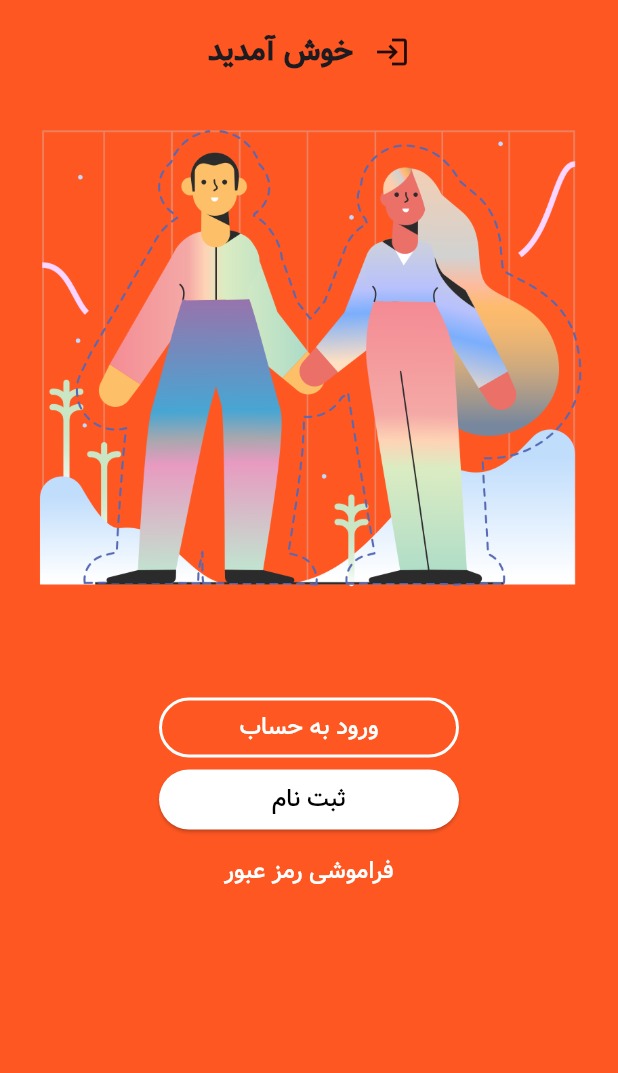
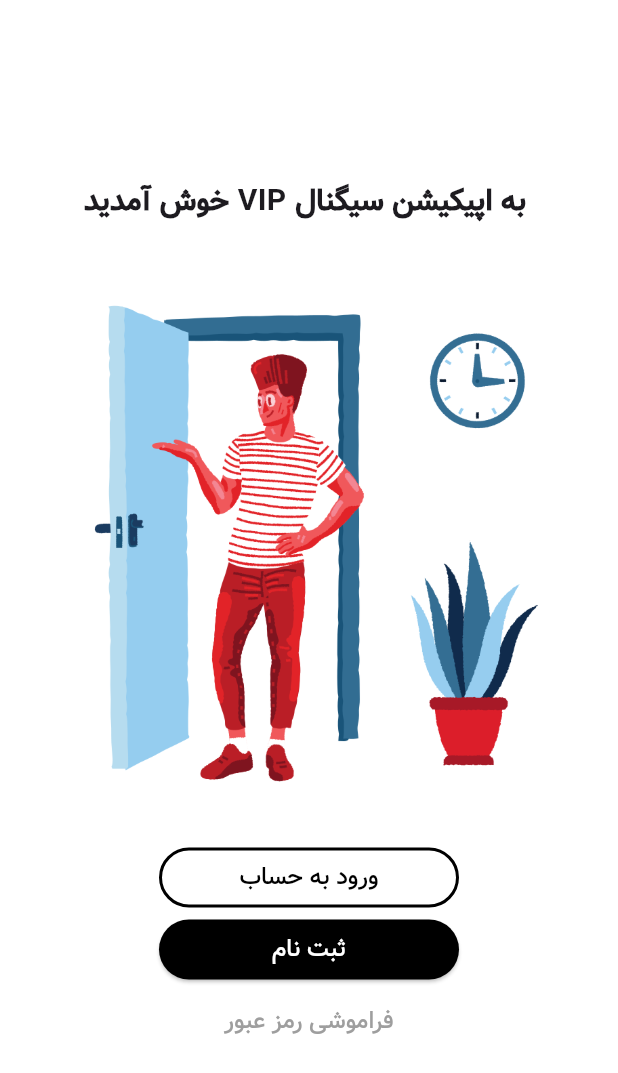
Before and after one commit to mehrshadkhv/Signal-vip, a Flutter app: the screen it shows after launch, on a phone screen of 412 x 824 dp. Shown: the top 1073 px of the screen. Run offline on Flutter 3.47's test engine with Material 3 defaults, Android fonts, the phone set to English and light mode, and no system bars.

Commit message:
Last commit: Recreate LoginPage

```diff
--- a/lib/login_page.dart
+++ b/lib/login_page.dart
@@ -8,34 +8,27 @@ class LoginPage extends StatelessWidget {
   @override
   Widget build(BuildContext context) {
     return Scaffold(
-      backgroundColor: Colors.deepOrange,
+      backgroundColor: Colors.white,
       body: SafeArea(
+        child: Center(
           child: SingleChildScrollView(
             child: Column(
               mainAxisAlignment: MainAxisAlignment.center,
               children: [
-              SizedBox(height: 20.0),
-              Row(
-                mainAxisAlignment: MainAxisAlignment.center,
-                children: [
                 Text(
-                    'خوش آمدید',
+                 'خوش آمدید VIP به اپیکیشن سیگنال ',
                   style: TextStyle(
                     fontWeight: FontWeight.bold,
                     fontSize: 20.0,
                     fontFamily: 'vazir',
                   ),
                 ),
-                  SizedBox(width: 14.0),
-                  Icon(Icons.login),
-                ],
-              ),
-              Image(image: AssetImage('assets/images/welcome.png')),
+                Image(image: AssetImage('assets/images/w.png')),
                 OutlinedButton(
                   style: OutlinedButton.styleFrom(
                     minimumSize: Size(200.0, 40.0),
-                  side: BorderSide(color: Colors.white, width: 2.0),
-                  foregroundColor: Colors.white,
+                    side: BorderSide(color: Colors.black, width: 2.0),
+                    foregroundColor: Colors.black,
                   ),
                   onPressed: () {
                     navigateToBlogPage(context, BlogScreen());
@@ -44,8 +37,8 @@ class LoginPage extends StatelessWidget {
                 ),
                 ElevatedButton(
                   style: ElevatedButton.styleFrom(
-                  foregroundColor: Colors.black,
-                  backgroundColor: Colors.white,
+                    foregroundColor: Colors.white,
+                    backgroundColor: Colors.black,
                     minimumSize: Size(200.0, 40.0),
                   ),
                   onPressed: () {
@@ -54,7 +47,7 @@ class LoginPage extends StatelessWidget {
                   child: Text('ثبت نام', style: TextStyle(fontSize: 16.0)),
                 ),
                 TextButton(
-                style: TextButton.styleFrom(foregroundColor: Colors.white),
+                  style: TextButton.styleFrom(foregroundColor: Colors.grey),
                   onPressed: () {
                     navigateToBlogPage(context, PasswordRecovery());
                   },
@@ -64,6 +57,7 @@ class LoginPage extends StatelessWidget {
                   ),
                 ),
               ],
+            ),
           ),
         ),
       ),
```
Also changed, not shown: lib/blog_page.dart (+29 -25 lines). Lines whose indentation alone changed are shown as unchanged.
